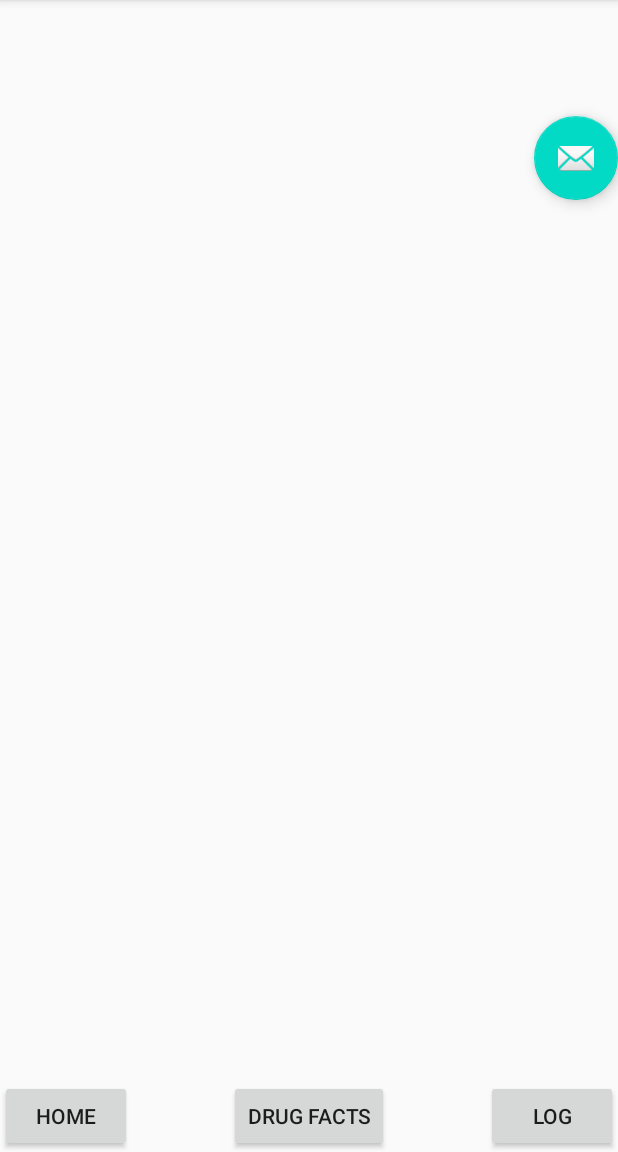
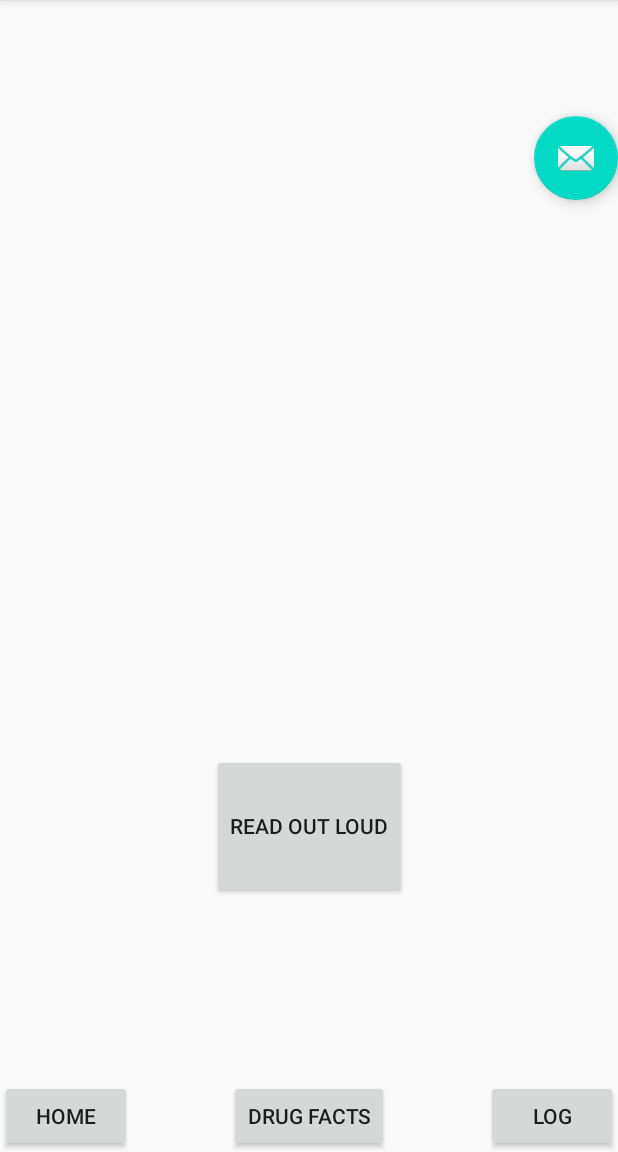
Before and after one commit to louiebalouie/EGR302-Prescription-App, an Android app: the MainActivity screen opened directly, with no data from a screen before it, on a phone screen of 412 x 824 dp, the part 84-1236 px from its top. Run offline under Robolectric (Android 15) with nearby library versions, the phone set to English and light mode, and no system bars; 2 statements that could not run were skipped.

Commit message:
navigation fully working

```diff
--- a/app/src/main/java/com/example/prescriptionapp/MainActivity.java
+++ b/app/src/main/java/com/example/prescriptionapp/MainActivity.java
@@ -45,6 +45,7 @@ public class MainActivity extends AppCompatActivity {
     @Override
     protected void onCreate(Bundle savedInstanceState) {
         super.onCreate(savedInstanceState);
+        getSupportFragmentManager().beginTransaction().replace(R.id.container, new scanFragment()).commit();
         setContentView(R.layout.activity_main);
         Toolbar toolbar = findViewById(R.id.toolbar);
         setSupportActionBar(toolbar);
@@ -163,6 +164,7 @@ public class MainActivity extends AppCompatActivity {
                 }
             }
             buildTagViews(msgs);
+            getSupportFragmentManager().beginTransaction().replace(R.id.container, new scanFragment()).commit();
         }
     }
 
@@ -180,7 +182,7 @@ public class MainActivity extends AppCompatActivity {
         } catch (UnsupportedEncodingException e) {
             Log.e("UnsupportedEncoding", e.toString());
         }
-        nfc_contents.setText("NFC Content: " + text);
+        nfc_contents.setText(text);
     }
 
     /*
--- a/app/src/main/java/com/example/prescriptionapp/scanFragment.java
+++ b/app/src/main/java/com/example/prescriptionapp/scanFragment.java
@@ -1,4 +1,6 @@
 package com.example.prescriptionapp;
+
+import static java.lang.Thread.sleep;
 
 import android.app.PendingIntent;
 import android.content.Context;
@@ -7,6 +9,7 @@ import android.content.IntentFilter;
 import android.nfc.NfcAdapter;
 import android.nfc.Tag;
 import android.os.Bundle;
+import android.util.Log;
 import android.view.LayoutInflater;
 import android.view.View;
 import android.view.ViewGroup;
@@ -18,31 +21,33 @@ import androidx.annotation.NonNull;
 import androidx.fragment.app.Fragment;
 import androidx.navigation.fragment.NavHostFragment;
 
+import java.io.UnsupportedEncodingException;
+
 
 public class scanFragment extends Fragment {
     TextView nfc_contents2;
-    String nfcContent = "";
+    String nfcContent;
     @Override
     public View onCreateView(
             LayoutInflater inflater, ViewGroup container,
             Bundle savedInstanceState
     ) {
         // Inflate the layout for this fragment
-        nfcContent = nfcContent + ((MainActivity)getActivity()).nfc_contents.getText().toString();
         View view = inflater.inflate(R.layout.fragment_first, container, false);
         nfc_contents2 = (TextView) view.findViewById(R.id.nfc_contents2);
+        nfcContent = ((MainActivity)getActivity()).nfc_contents.getText().toString();
+        nfc_contents2.setText(nfcContent);
         displayTag();
         return view;
     }
 
     public void displayTag() {
+        nfcContent = ((MainActivity)getActivity()).nfc_contents.getText().toString();
         nfc_contents2.setText(nfcContent);
-
     }
 
     public void onViewCreated(@NonNull View view, Bundle savedInstanceState) {
         super.onViewCreated(view, savedInstanceState);
-
         /*
         view.findViewById(R.id.button_first).setOnClickListener(new View.OnClickListener() {
             @Override
```
